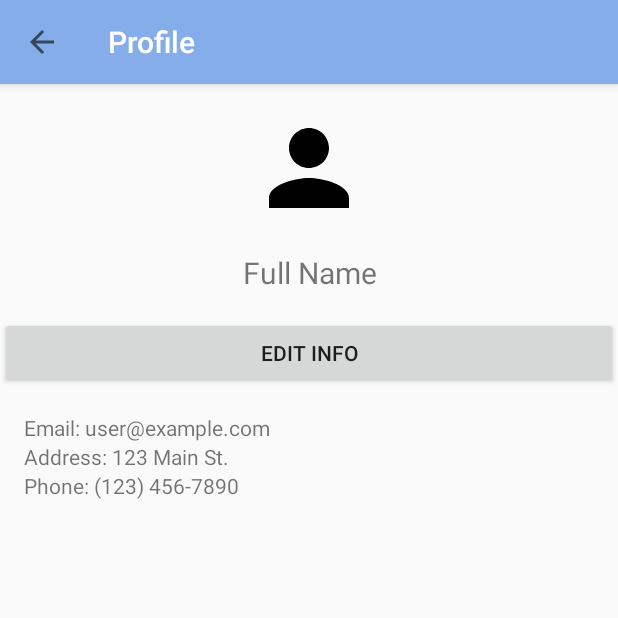
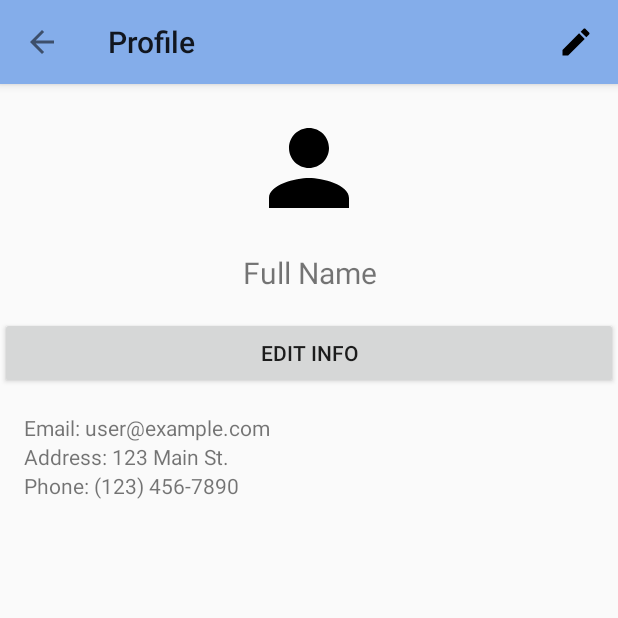
Before and after one commit to Empire843/Project_MessagerApp, an Android app: the screen it shows after launch once a user with an empty profile is signed in (ProfileActivity), in the side drawer, after a tap on "Profile", on a phone screen of 412 x 824 dp, the top half of it. Run offline under Robolectric (Android 15) with nearby library versions, the phone set to English and light mode, and no system bars; our stand-ins replace CircleImageView, Firebase (no records; nobody signed in at launch, a user with empty details on screens opened directly).

Commit message:
vẫn chạy tốt trước khi lỗi :v

```diff
--- a/app/src/main/AndroidManifest.xml
+++ b/app/src/main/AndroidManifest.xml
@@ -3,6 +3,7 @@
     xmlns:tools="http://schemas.android.com/tools">
 
     <uses-permission android:name="android.permission.INTERNET" />
+    <uses-permission android:name="android.permission.READ_EXTERNAL_STORAGE" />
 
     <application
         android:allowBackup="true"
@@ -13,6 +14,10 @@
         android:supportsRtl="true"
         android:theme="@style/Theme.ASFinal"
         tools:targetApi="31">
+        <activity
+            android:name=".EditProfileActivity"
+            android:exported="false"
+            android:theme="@style/AppTheme.NoActionBar" />
         <activity
             android:name=".AddMessageActivity"
             android:exported="false"
--- a/app/src/main/java/com/example/asfinal/MainActivity.java
+++ b/app/src/main/java/com/example/asfinal/MainActivity.java
@@ -4,6 +4,7 @@ import androidx.annotation.NonNull;
 import androidx.appcompat.app.ActionBarDrawerToggle;
 import androidx.appcompat.app.AppCompatActivity;
 
+import android.app.ProgressDialog;
 import android.content.Intent;
 import android.os.Bundle;
 import android.view.MenuItem;
@@ -48,6 +49,7 @@ public class MainActivity extends AppCompatActivity implements ConversationAdapt
     private List<User> userList;
     private ConversationAdapter adapter;
     private List<Message> messageList;
+    private ProgressDialog loadingBar;
 
     @Override
     protected void onCreate(Bundle savedInstanceState) {
@@ -75,7 +77,7 @@ public class MainActivity extends AppCompatActivity implements ConversationAdapt
                         break;
                     case R.id.nav_item_profile:
                         Intent intent_profile = new Intent(MainActivity.this, ProfileActivity.class);
-                        startActivity(intent_profile  );
+                        startActivity(intent_profile);
                         break;
                     case R.id.nav_item_setting:
                         Intent intent_setting = new Intent(MainActivity.this, SettingsActivity.class);
@@ -90,6 +92,7 @@ public class MainActivity extends AppCompatActivity implements ConversationAdapt
                 return true;
             }
         });
+        loadingBar.show();
         getConversationFromFirebase();
         adapter.setConversationListener(this);
     }
@@ -97,7 +100,7 @@ public class MainActivity extends AppCompatActivity implements ConversationAdapt
     public void init() {
         adapter = new ConversationAdapter();
 
-
+        loadingBar = new ProgressDialog(this);
         mAuth = FirebaseAuth.getInstance();
         toolbar = findViewById(R.id.toolbar);
         toolbar.setTitle("Messages");
@@ -152,7 +155,7 @@ public class MainActivity extends AppCompatActivity implements ConversationAdapt
                             lastMessage.setContent("test");
                             lastMessage.setSenderId(uidCurrent);
                             lastMessage.setTimestamp(System.currentTimeMillis());
-
+                            loadingBar.dismiss();
                             adapter.setList(userList, lastMessage, currentUser.getDisplayName());
                             LinearLayoutManager manager = new LinearLayoutManager(getApplicationContext(), RecyclerView.VERTICAL, false);
                             recyclerView.setLayoutManager(manager);
@@ -172,7 +175,6 @@ public class MainActivity extends AppCompatActivity implements ConversationAdapt
 
             }
         });
-
     }
 
     private void getDataUserFromFirebase() {
--- a/app/src/main/java/com/example/asfinal/ProfileActivity.java
+++ b/app/src/main/java/com/example/asfinal/ProfileActivity.java
@@ -3,9 +3,13 @@ package com.example.asfinal;
 import androidx.annotation.NonNull;
 import androidx.appcompat.app.AppCompatActivity;
 
+import android.content.Intent;
 import android.os.Bundle;
+import android.view.MenuItem;
 import android.view.View;
+import android.widget.ImageView;
 import android.widget.TextView;
+import android.widget.Toast;
 
 import androidx.appcompat.widget.Toolbar;
 
@@ -28,6 +32,14 @@ public class ProfileActivity extends AppCompatActivity {
         setContentView(R.layout.activity_profile);
         init();
         setData();
+        ImageView editButton = findViewById(R.id.toolbarEditButton);
+        editButton.setOnClickListener(new View.OnClickListener() {
+            @Override
+            public void onClick(View view) {
+                Intent intent = new Intent(ProfileActivity.this, EditProfileActivity.class);
+                startActivity(intent);
+            }
+        });
         toolbar.setNavigationOnClickListener(new View.OnClickListener() {
             @Override
             public void onClick(View view) {
@@ -35,7 +47,6 @@ public class ProfileActivity extends AppCompatActivity {
             }
         });
     }
-
     private void setData() {
         FirebaseUser currentUser = FirebaseAuth.getInstance().getCurrentUser();
         if (currentUser == null) {
@@ -72,11 +83,21 @@ public class ProfileActivity extends AppCompatActivity {
         txtEmail = findViewById(R.id.user_email);
         txtPhone = findViewById(R.id.user_phone);
 //        toolbar
-        toolbar = findViewById(R.id.toolbar);
+        toolbar = findViewById(R.id.toolbar_edit);
         toolbar.setTitle("Profile");
         setSupportActionBar(toolbar);
         getSupportActionBar().setDisplayHomeAsUpEnabled(true);
         getSupportActionBar().setDisplayShowHomeEnabled(true);
 //        content
     }
+
+    @Override
+    public boolean onOptionsItemSelected(MenuItem item) {
+        if (item.getItemId() == android.R.id.home) {
+            // Xử lý khi click vào icon back
+            finish();
+            return true;
+        }
+        return super.onOptionsItemSelected(item);
+    }
 }
--- a/app/src/main/java/com/example/asfinal/adapter/ConversationAdapter.java
+++ b/app/src/main/java/com/example/asfinal/adapter/ConversationAdapter.java
@@ -15,6 +15,8 @@ import com.example.asfinal.model.User;
 
 import java.util.ArrayList;
 import java.util.List;
+
+import de.hdodenhof.circleimageview.CircleImageView;
 
 public class ConversationAdapter extends RecyclerView.Adapter<ConversationAdapter.ViewHolder> {
     private List<User> resultList;
@@ -53,6 +55,7 @@ public class ConversationAdapter extends RecyclerView.Adapter<ConversationAdapte
         holder.last_sender_name.setText(result.getFull_name() + ":");
         holder.last_content.setText("the last message");
         holder.sender_name_conversation.setText(result.getFull_name());
+//        holder.imageView.setImageResource(R.drawable.ic_baseline_person_24);
     }
 
     @Override
@@ -64,6 +67,8 @@ public class ConversationAdapter extends RecyclerView.Adapter<ConversationAdapte
         TextView last_sender_name;
         TextView last_content;
         TextView sender_name_conversation;
+        CircleImageView imageView;
+
 
         //        ImageView imageView;
         public ViewHolder(@NonNull View itemView) {
@@ -71,6 +76,7 @@ public class ConversationAdapter extends RecyclerView.Adapter<ConversationAdapte
             last_sender_name = itemView.findViewById(R.id.last_sender_name);
             last_content = itemView.findViewById(R.id.last_content);
             sender_name_conversation = itemView.findViewById(R.id.sender_name_conversation);
+            imageView = itemView.findViewById(R.id.profile_image_conversation);
             itemView.setOnClickListener(this);
 //            imageView = itemView.findViewById(R.id.imageView);
         }
--- /dev/null
+++ b/app/src/main/res/drawable/ic_save.xml
@@ -0,0 +1,5 @@
+<vector android:height="24dp" android:tint="#000000"
+    android:viewportHeight="24" android:viewportWidth="24"
+    android:width="24dp" xmlns:android="http://schemas.android.com/apk/res/android">
+    <path android:fillColor="@android:color/white" android:pathData="M21,12.4V7l-4,-4H5C3.89,3 3,3.9 3,5v14c0,1.1 0.89,2 2,2h7.4L21,12.4zM15,15c0,1.66 -1.34,3 -3,3s-3,-1.34 -3,-3s1.34,-3 3,-3S15,13.34 15,15zM6,6h9v4H6V6zM19.99,16.25l1.77,1.77L16.77,23H15v-1.77L19.99,16.25zM23.25,16.51l-0.85,0.85l-1.77,-1.77l0.85,-0.85c0.2,-0.2 0.51,-0.2 0.71,0l1.06,1.06C23.45,16 23.45,16.32 23.25,16.51z"/>
+</vector>
--- a/app/src/main/res/layout/activity_profile.xml
+++ b/app/src/main/res/layout/activity_profile.xml
@@ -9,7 +9,7 @@
         android:layout_height="wrap_content"
         android:orientation="vertical">
         <!-- Toolbar layout -->
-        <include layout="@layout/toolbar_menu_layout" />
+        <include layout="@layout/toolbar_edit" />
         <!-- Other views -->
         <!-- Image view for user avatar -->
         <ImageView
--- /dev/null
+++ b/app/src/main/res/layout/toolbar_edit.xml
@@ -0,0 +1,20 @@
+<?xml version="1.0" encoding="utf-8"?>
+<androidx.appcompat.widget.Toolbar xmlns:android="http://schemas.android.com/apk/res/android"
+    android:id="@+id/toolbar_edit"
+    android:layout_width="match_parent"
+    android:layout_height="?attr/actionBarSize"
+    android:background="@color/blue_light"
+    android:elevation="4dp"
+    android:theme="@style/ThemeOverlay.AppCompat.Light">
+    <!-- Phần tử cuối bên phải là icon edit -->
+    <ImageView
+        android:id="@+id/toolbarEditButton"
+        android:layout_width="wrap_content"
+        android:layout_height="wrap_content"
+        android:layout_gravity="end"
+        android:layout_marginRight="8dp"
+        android:contentDescription="Edit"
+        android:padding="8dp"
+        android:src="@drawable/ic_edit" />
+
+</androidx.appcompat.widget.Toolbar>
--- a/app/src/main/res/values/strings.xml
+++ b/app/src/main/res/values/strings.xml
@@ -33,5 +33,6 @@
     <string name="option">Options</string>
     <string name="action_options">Options</string>
     <string name="search_hint">Search by name or email</string>
+    <string name="action_right_button">button</string>
 
 </resources>
```
Also changed, not shown: app/src/main/java/com/example/asfinal/EditProfileActivity.java (added, +69 -0 lines), app/src/main/java/com/example/asfinal/model/User.java (+23 -5 lines), app/src/main/res/layout/activity_edit_profile.xml (added, +53 -0 lines), app/src/main/res/layout/toolbar_options_back.xml (deleted, +0 -14 lines), app/src/main/res/layout/toolbar_save.xml (added, +22 -0 lines), app/src/main/res/menu/menu_options_back.xml (deleted, +0 -9 lines), app/src/main/res/drawable/ic_tick.png (added).
